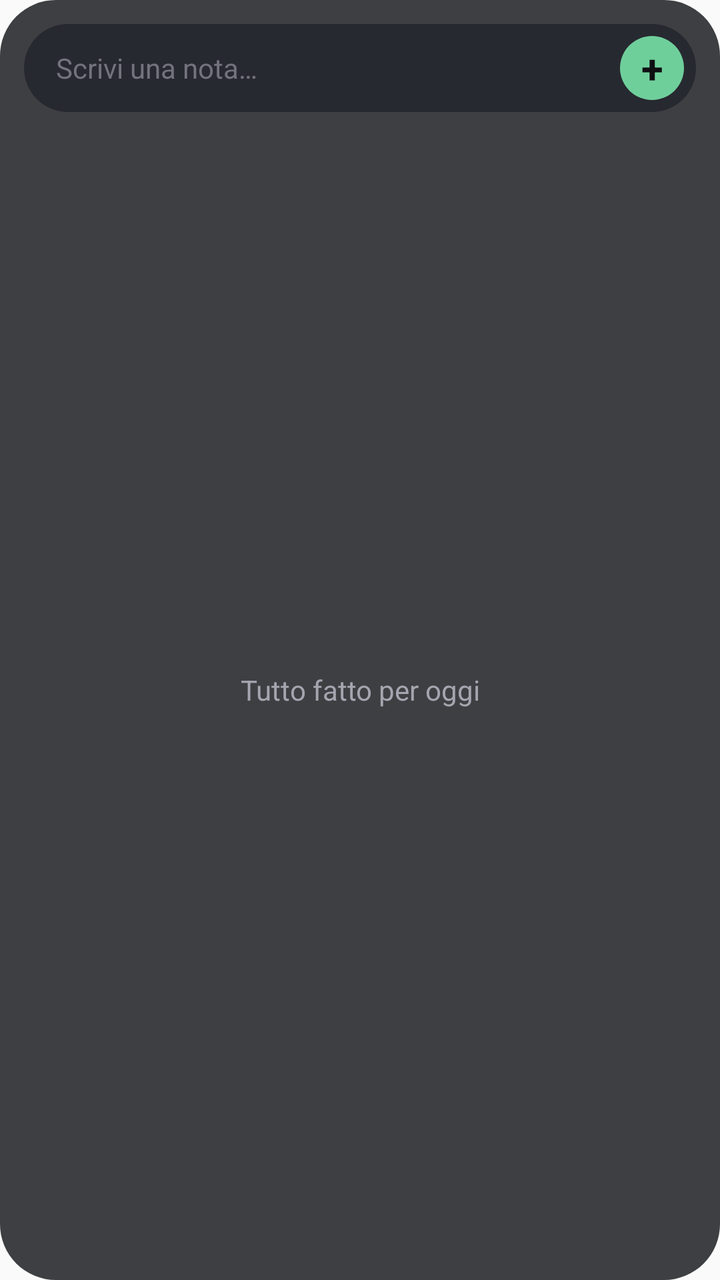
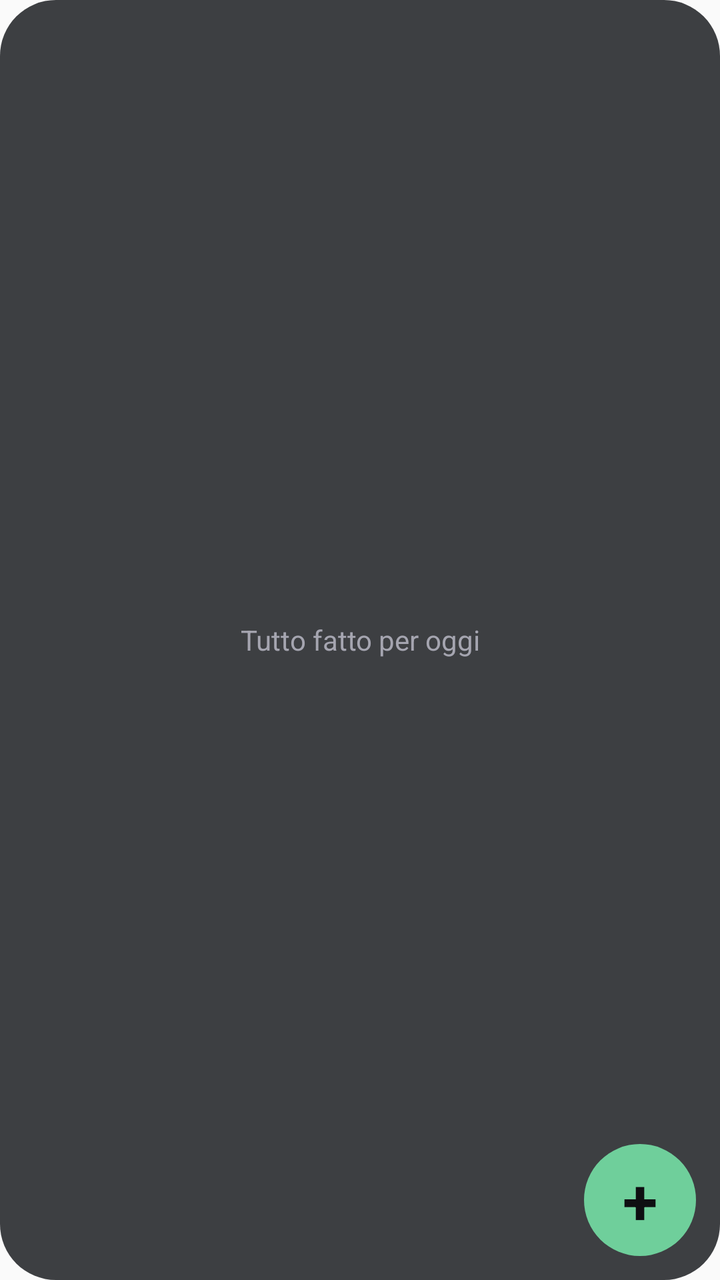

Compare the two renders of this Android layout. The source of the first and the diff that turns it into the second are given below.
<!-- AndroidManifest.xml: application theme AppTheme -->
<!-- res/layout/widget_scuro.xml -->
<?xml version="1.0" encoding="utf-8"?>
<LinearLayout xmlns:android="http://schemas.android.com/apk/res/android"
    android:layout_width="match_parent"
    android:layout_height="match_parent"
    android:orientation="vertical"
    android:padding="12dp"
    android:background="@drawable/widget_bg_s">

    <LinearLayout
        android:id="@+id/nota"
        android:layout_width="match_parent"
        android:layout_height="wrap_content"
        android:gravity="center_vertical"
        android:orientation="horizontal"
        android:paddingStart="16dp"
        android:paddingTop="6dp"
        android:paddingEnd="6dp"
        android:paddingBottom="6dp"
        android:background="@drawable/nota_bg_s">

        <TextView
            android:layout_width="0dp"
            android:layout_height="wrap_content"
            android:layout_weight="1"
            android:maxLines="1"
            android:text="@string/widget_scrivi"
            android:textColor="#72737D"
            android:textSize="14sp" />

        <TextView
            android:layout_width="32dp"
            android:layout_height="32dp"
            android:gravity="center"
            android:background="@drawable/piu_bg_s"
            android:text="+"
            android:textColor="#0E0F12"
            android:textSize="20sp"
            android:textStyle="bold" />
    </LinearLayout>

    <FrameLayout
        android:layout_width="match_parent"
        android:layout_height="0dp"
        android:layout_weight="1"
        android:layout_marginTop="6dp">

        <ListView
            android:id="@+id/lista"
            android:layout_width="match_parent"
            android:layout_height="match_parent"
            android:divider="@null"
            android:dividerHeight="0dp" />

        <TextView
            android:id="@+id/vuoto"
            android:layout_width="match_parent"
            android:layout_height="match_parent"
            android:gravity="center"
            android:text="@string/widget_vuoto"
            android:textColor="#A5A5B0"
            android:textSize="14sp" />
    </FrameLayout>
</LinearLayout>
<!-- resources referenced by this layout -->
<resources>
  <!-- drawable nota_bg_s (drawable) -->
  <?xml version="1.0" encoding="utf-8"?>
  <shape xmlns:android="http://schemas.android.com/apk/res/android" android:shape="rectangle">
      <solid android:color="#272930" />
      <corners android:radius="999dp" />
  </shape>
  <!-- drawable piu_bg_s (drawable) -->
  <?xml version="1.0" encoding="utf-8"?>
  <shape xmlns:android="http://schemas.android.com/apk/res/android" android:shape="oval">
      <solid android:color="#6FCF9B" />
  </shape>
  <!-- drawable widget_bg_s (drawable) -->
  <?xml version="1.0" encoding="utf-8"?>
  <shape xmlns:android="http://schemas.android.com/apk/res/android" android:shape="rectangle">
      <solid android:color="#D91D1F23" />
      <corners android:radius="28dp" />
  </shape>
  <string name="widget_scrivi">Scrivi una nota…</string>
  <string name="widget_vuoto">Tutto fatto per oggi</string>
  <style name="AppTheme" parent="Theme.AppCompat.Light.DarkActionBar">
          
          <item name="colorPrimary">@color/colorPrimary</item>
          <item name="colorPrimaryDark">@color/colorPrimaryDark</item>
          <item name="colorAccent">@color/colorAccent</item>
      </style>
</resources>

<!-- the commit's change to res/layout/widget_scuro.xml (unified diff, before → after) -->
@@ -1,63 +1,39 @@
 <?xml version="1.0" encoding="utf-8"?>
-<LinearLayout xmlns:android="http://schemas.android.com/apk/res/android"
+<FrameLayout xmlns:android="http://schemas.android.com/apk/res/android"
     android:layout_width="match_parent"
     android:layout_height="match_parent"
-    android:orientation="vertical"
-    android:padding="12dp"
+    android:padding="10dp"
     android:background="@drawable/widget_bg_s">
 
-    <LinearLayout
+    <ListView
+        android:id="@+id/lista"
+        android:layout_width="match_parent"
+        android:layout_height="match_parent"
+        android:clipToPadding="false"
+        android:divider="@null"
+        android:dividerHeight="0dp"
+        android:paddingBottom="64dp" />
+
+    <TextView
+        android:id="@+id/vuoto"
+        android:layout_width="match_parent"
+        android:layout_height="match_parent"
+        android:gravity="center"
+        android:text="@string/widget_vuoto"
+        android:textColor="#A5A5B0"
+        android:textSize="14sp" />
+
+    <TextView
         android:id="@+id/nota"
-        android:layout_width="match_parent"
-        android:layout_height="wrap_content"
-        android:gravity="center_vertical"
-        android:orientation="horizontal"
-        android:paddingStart="16dp"
-        android:paddingTop="6dp"
-        android:paddingEnd="6dp"
-        android:paddingBottom="6dp"
-        android:background="@drawable/nota_bg_s">
-
-        <TextView
-            android:layout_width="0dp"
-            android:layout_height="wrap_content"
-            android:layout_weight="1"
-            android:maxLines="1"
-            android:text="@string/widget_scrivi"
-            android:textColor="#72737D"
-            android:textSize="14sp" />
-
-        <TextView
-            android:layout_width="32dp"
-            android:layout_height="32dp"
-            android:gravity="center"
-            android:background="@drawable/piu_bg_s"
-            android:text="+"
-            android:textColor="#0E0F12"
-            android:textSize="20sp"
-            android:textStyle="bold" />
-    </LinearLayout>
-
-    <FrameLayout
-        android:layout_width="match_parent"
-        android:layout_height="0dp"
-        android:layout_weight="1"
-        android:layout_marginTop="6dp">
-
-        <ListView
-            android:id="@+id/lista"
-            android:layout_width="match_parent"
-            android:layout_height="match_parent"
-            android:divider="@null"
-            android:dividerHeight="0dp" />
-
-        <TextView
-            android:id="@+id/vuoto"
-            android:layout_width="match_parent"
-            android:layout_height="match_parent"
-            android:gravity="center"
-            android:text="@string/widget_vuoto"
-            android:textColor="#A5A5B0"
-            android:textSize="14sp" />
-    </FrameLayout>
-</LinearLayout>
+        android:layout_width="56dp"
+        android:layout_height="56dp"
+        android:layout_gravity="bottom|end"
+        android:layout_margin="2dp"
+        android:gravity="center"
+        android:background="@drawable/piu_bg_s"
+        android:contentDescription="@string/widget_scrivi"
+        android:text="+"
+        android:textColor="#0E0F12"
+        android:textSize="32sp"
+        android:textStyle="bold" />
+</FrameLayout>
<!-- resource entries referenced after the edit -->
@@ -1,11 +1,5 @@
 <!-- resources referenced by this layout -->
 <resources>
-  <!-- drawable nota_bg_s (drawable) -->
-  <?xml version="1.0" encoding="utf-8"?>
-  <shape xmlns:android="http://schemas.android.com/apk/res/android" android:shape="rectangle">
-      <solid android:color="#272930" />
-      <corners android:radius="999dp" />
-  </shape>
   <!-- drawable piu_bg_s (drawable) -->
   <?xml version="1.0" encoding="utf-8"?>
   <shape xmlns:android="http://schemas.android.com/apk/res/android" android:shape="oval">
